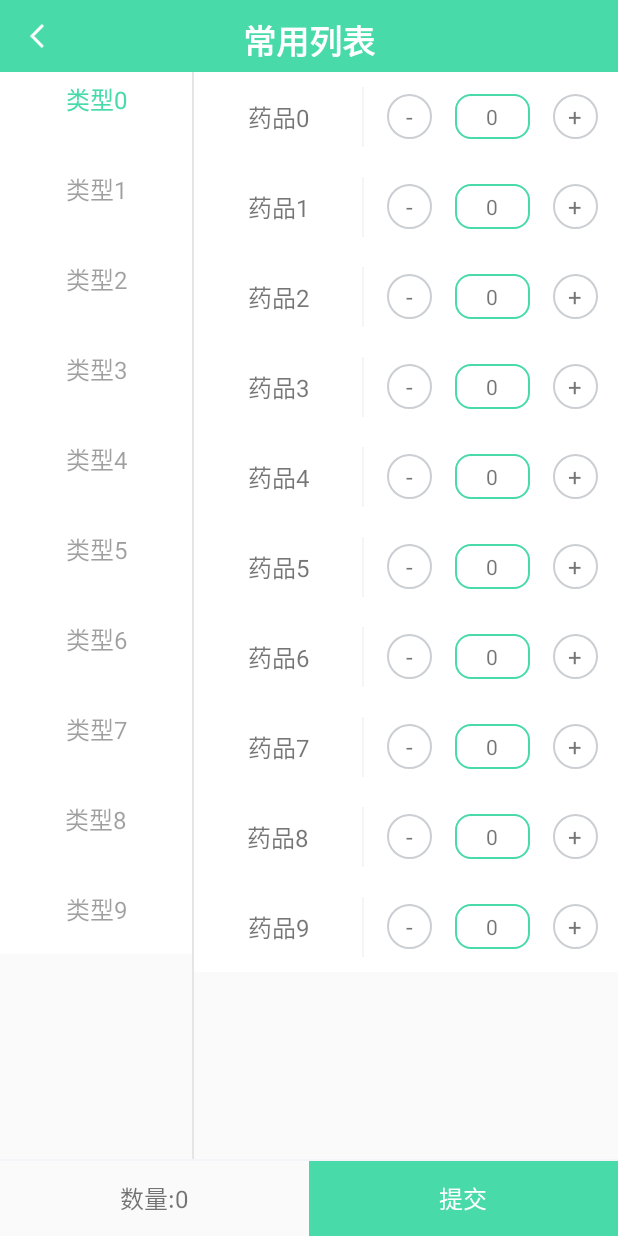
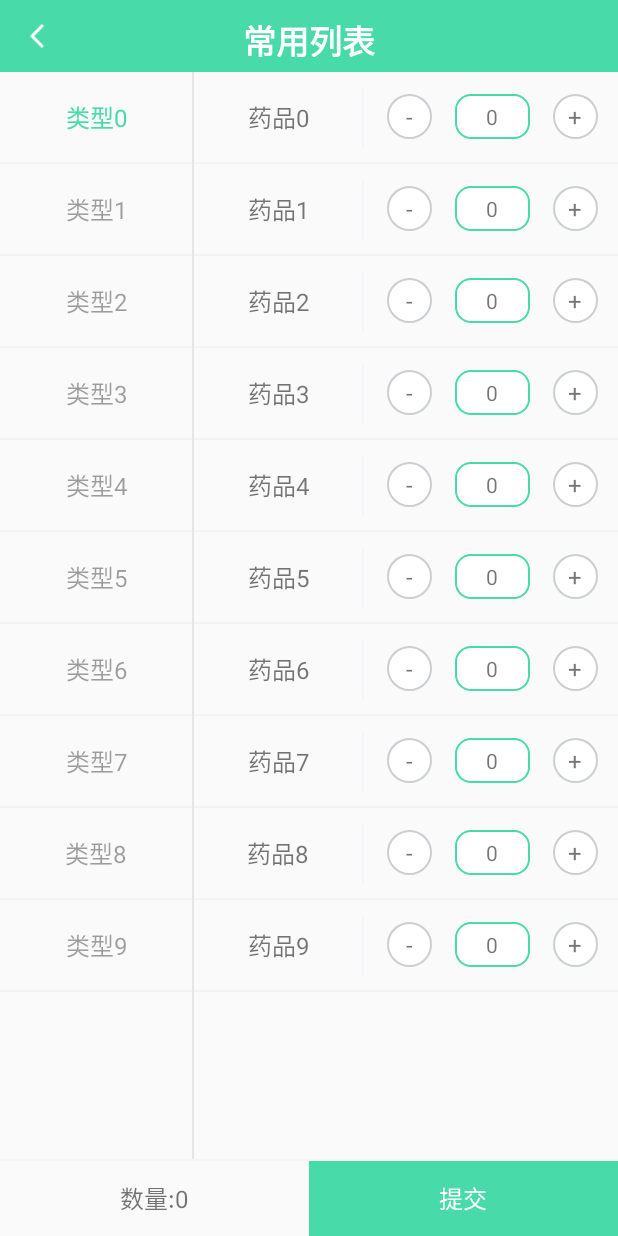
Before and after one commit to chunyaZOU/PrescriptionOrdersApp, an Android app: the UsualActivity screen opened directly, with no data from a screen before it, on a phone screen of 412 x 824 dp. Run offline under Robolectric (Android 15) with nearby library versions, the phone set to English and light mode, and no system bars; our stand-ins replace ButterKnife.

Commit message:
界面修改
界面修改
删掉无用签名

```diff
--- a/app/src/main/java/com/sy/prescription/OrderDetailActivity.java
+++ b/app/src/main/java/com/sy/prescription/OrderDetailActivity.java
@@ -3,6 +3,8 @@ package com.sy.prescription;
 import android.content.Context;
 import android.content.Intent;
 import android.os.Bundle;
+import android.support.v7.widget.DividerItemDecoration;
+import android.support.v7.widget.GridLayoutManager;
 import android.view.View;
 import android.widget.AdapterView;
 import android.widget.GridView;
@@ -77,6 +79,7 @@ public class OrderDetailActivity extends BaseActivity implements AdapterView.OnI
         lvMedical.setPullRefreshEnabled(false);
         lvMedical.setLoadingMoreEnabled(false);
         mMedicalList = new ArrayList<>();
+        lvMedical.setLayoutManager(new GridLayoutManager(this, 1));
         mAdapter = new MedicalAdapter(this, mMedicalList);
         lvMedical.setAdapter(mAdapter);
     }
@@ -106,13 +109,11 @@ public class OrderDetailActivity extends BaseActivity implements AdapterView.OnI
                     info.name = data.getStringExtra("num");
                     mMedicalList.add(info);
                     mAdapter.setTotalNum0();
-                    mAdapter.notifyDataSetChanged();
                     break;
                 case UsualActivity.FLAG_USUAL:
                     ArrayList<MedicalInfo> medicalInfos = data.getParcelableArrayListExtra("medical_list");
                     mMedicalList.addAll(medicalInfos);
                     mAdapter.setTotalNum0();
-                    mAdapter.notifyDataSetChanged();
                     break;
             }
         }
--- a/app/src/main/java/com/sy/prescription/adapter/MedicalAdapter.java
+++ b/app/src/main/java/com/sy/prescription/adapter/MedicalAdapter.java
@@ -5,7 +5,6 @@ import android.support.v7.widget.RecyclerView;
 import android.view.LayoutInflater;
 import android.view.View;
 import android.view.ViewGroup;
-import android.widget.BaseAdapter;
 import android.widget.TextView;
 
 import com.sy.prescription.OrderDetailActivity;
@@ -72,7 +71,6 @@ public class MedicalAdapter extends RecyclerView.Adapter<MedicalAdapter.ViewHold
         return mData.size();
     }
 
-
     @Override
     public void setNum(int position, int num) {
         if (mContext instanceof OrderDetailActivity) {
@@ -94,12 +92,12 @@ public class MedicalAdapter extends RecyclerView.Adapter<MedicalAdapter.ViewHold
             if (num > 0) mPositions.add(position);
         }
         setTotalNum0();
-        notifyDataSetChanged();
     }
 
     public void setTotalNum0() {
         mTotalNum = 0;
         isFirst = true;
+        notifyDataSetChanged();
     }
 
     private void setTotalNum(int num) {
--- a/app/src/main/java/com/sy/prescription/view/widget/xrecyclerview/LoadingMoreFooter.java
+++ b/app/src/main/java/com/sy/prescription/view/widget/xrecyclerview/LoadingMoreFooter.java
@@ -59,16 +59,15 @@ public class LoadingMoreFooter extends LinearLayout {
         switch (state) {
             case STATE_LOADING:
                 mText.setText(mContext.getText(R.string.foot_loading));
-                progressCon.setVisibility(View.VISIBLE);
                 setVisibility(View.VISIBLE);
                 break;
             case STATE_COMPLETE:
-                mText.setText(mContext.getText(R.string.foot_loading));
+                //mText.setText(mContext.getText(R.string.foot_loading));
+                //progressCon.setIndeterminateDrawable(null);
                 setVisibility(View.GONE);
                 break;
             case STATE_NO_MORE:
                 mText.setText(mContext.getText(R.string.no_more_loading));
-                progressCon.setVisibility(View.GONE);
                 setVisibility(View.VISIBLE);
                 break;
         }
--- a/app/src/main/java/com/sy/prescription/view/widget/xrecyclerview/XRecyclerView.java
+++ b/app/src/main/java/com/sy/prescription/view/widget/xrecyclerview/XRecyclerView.java
@@ -122,6 +122,7 @@ public class XRecyclerView extends RecyclerView {
         if (state == LoadingMoreFooter.STATE_LOADING) {
             mIsLoadingData = true;
             mLoadingListener.onLoadMore();
+            //return;
         }
         View footView = mFootViews.get(0);
         ((LoadingMoreFooter) footView).setState(state);
--- a/app/src/main/res/layout/activity_usual.xml
+++ b/app/src/main/res/layout/activity_usual.xml
@@ -18,18 +18,16 @@
             android:id="@+id/lv_type"
             android:layout_width="0dp"
             android:layout_height="wrap_content"
-            android:scrollbars="none"
             android:layout_weight="1"
-            android:layout_marginTop="-12dp"
             android:cacheColorHint="@android:color/transparent"
             android:divider="@color/background_window"
             android:dividerHeight="1dp"
-            android:fadingEdgeLength="0dp" />
+            android:fadingEdgeLength="0dp"
+            android:scrollbars="none" />
 
         <View
             android:layout_width="1dp"
             android:layout_height="match_parent"
-
             android:background="@color/background_window" />
 
         <com.sy.prescription.view.widget.xrecyclerview.XRecyclerView
@@ -37,11 +35,11 @@
             android:layout_width="0dp"
             android:layout_height="wrap_content"
             android:layout_weight="2.2"
-            android:scrollbars="none"
             android:cacheColorHint="@android:color/transparent"
             android:divider="@color/background_window"
             android:dividerHeight="1dp"
-            android:fadingEdgeLength="0dp" />
+            android:fadingEdgeLength="0dp"
+            android:scrollbars="none" />
     </LinearLayout>
 
     <View
--- a/app/src/main/res/layout/view_medical_layout.xml
+++ b/app/src/main/res/layout/view_medical_layout.xml
@@ -1,8 +1,12 @@
 <?xml version="1.0" encoding="utf-8"?>
 <LinearLayout xmlns:android="http://schemas.android.com/apk/res/android"
     android:layout_width="match_parent"
-    android:layout_height="60dp"
-    android:background="@drawable/selector_order_item_bg"
+    android:layout_height="wrap_content"
+    android:orientation="vertical">
+
+    <LinearLayout
+        android:layout_width="match_parent"
+        android:layout_height="wrap_content"
         android:gravity="center_vertical"
         android:orientation="horizontal">
 
@@ -29,48 +33,12 @@
             android:layout_height="60dp"
             android:layout_weight="1.5"
             android:gravity="center" />
+    </LinearLayout>
 
-    <!--<LinearLayout
-        android:layout_width="@dimen/space_0"
-        android:layout_height="wrap_content"
-        android:layout_weight="1"
-        android:visibility="gone"
-        android:gravity="center_vertical"
-        android:orientation="horizontal">
-
-
-        <TextView
-            android:id="@+id/tv_remove"
-            android:layout_width="@dimen/space_25"
-            android:layout_height="25dp"
-            android:layout_marginLeft="@dimen/space_20"
-            android:layout_marginRight="@dimen/space_20"
-            android:background="@drawable/add_bg"
-            android:gravity="center"
-            android:text="-"
-            android:textSize="@dimen/space_16" />
-
-        <TextView
-            android:id="@+id/et_num"
-            android:layout_width="@dimen/space_0"
-            android:layout_height="match_parent"
-            android:layout_weight="1.2"
-            android:background="@drawable/sign_bg"
-            android:gravity="center"
-            android:inputType="number"
-            android:text="1" />
-
-        <TextView
-            android:id="@+id/tv_add"
-            android:layout_width="@dimen/space_25"
-            android:layout_height="@dimen/space_25"
-            android:layout_marginLeft="@dimen/space_20"
-            android:layout_marginRight="@dimen/space_20"
-            android:background="@drawable/add_bg"
-            android:gravity="center"
-            android:text="+"
-            android:textSize="@dimen/space_16" />
-    </LinearLayout>-->
+    <View
+        android:layout_width="match_parent"
+        android:layout_height="@dimen/space_1"
+        android:background="@color/background" />
 
 
 </LinearLayout>
--- a/app/src/main/res/layout/view_type_item.xml
+++ b/app/src/main/res/layout/view_type_item.xml
@@ -1,8 +1,7 @@
 <?xml version="1.0" encoding="utf-8"?>
 <LinearLayout xmlns:android="http://schemas.android.com/apk/res/android"
     android:layout_width="match_parent"
-    android:layout_height="40dp"
-    android:background="@drawable/selector_order_item_bg"
+    android:layout_height="wrap_content"
     android:orientation="vertical">
 
     <TextView
@@ -13,4 +12,9 @@
         android:padding="@dimen/space_10"
         android:textSize="@dimen/space_16" />
 
+    <View
+        android:layout_width="match_parent"
+        android:layout_height="@dimen/space_1"
+        android:background="@color/background" />
+
 </LinearLayout>
```
Also changed, not shown: app/src/main/java/com/sy/prescription/UsualActivity.java (+17 -6 lines), app/src/main/java/com/sy/prescription/fragment/SearchFragment.java (+9 -2 lines), app/src/main/res/layout/view_order_layout.xml (+12 -7 lines), 1 other file. Lines whose indentation alone changed are shown as unchanged.
